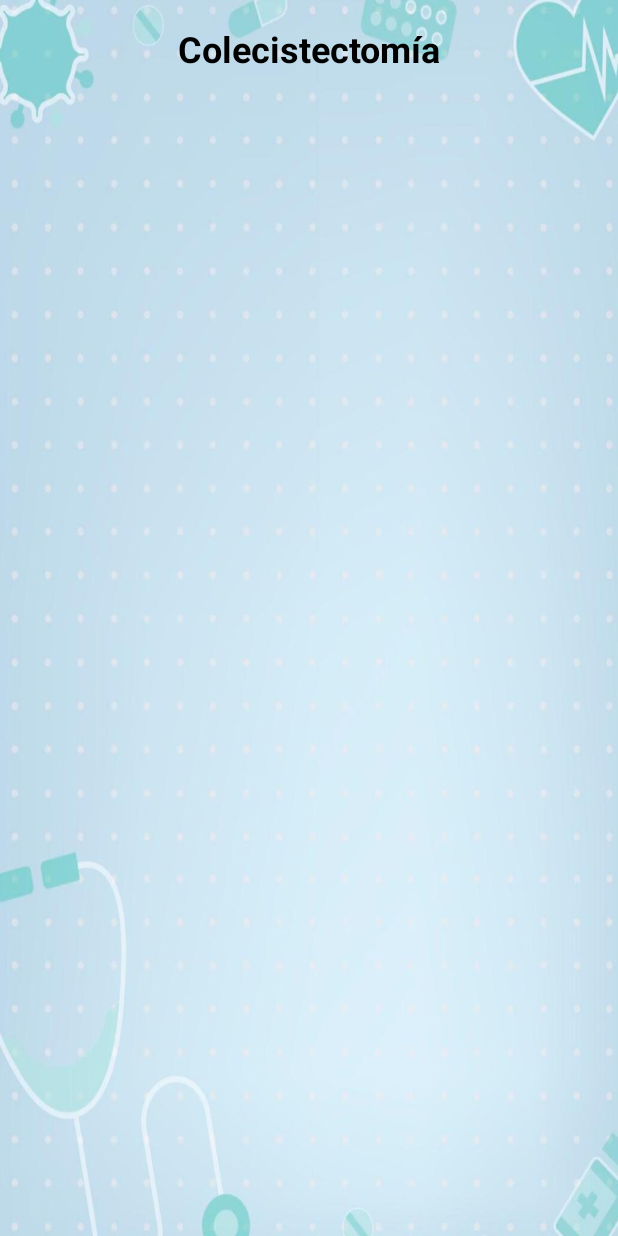
After one commit to CifuX40/Quirofano, an Android app: the ColecistectomiaActivity screen opened directly, with no data from a screen before it, on a phone screen of 412 x 824 dp. The commit adds this screen. Run offline under Robolectric (Android 15) with nearby library versions, the light colour scheme and no system bars.

Commit message:
Agregar pantalla colecistectomia

```diff
--- a/app/src/main/AndroidManifest.xml
+++ b/app/src/main/AndroidManifest.xml
@@ -30,6 +30,8 @@
         <activity android:name=".UrologiaActivity" />
         <activity android:name=".MaxilofacialActivity" />
         <activity android:name=".GinecologiaActivity" />
+        <activity android:name=".TiroidectomiaActivity"/>
+        <activity android:name=".ColecistectomiaActivity"/>
 
     </application>
 </manifest>
--- a/app/src/main/java/aplicacion/quirofano/CirugiaGeneralActivity.kt
+++ b/app/src/main/java/aplicacion/quirofano/CirugiaGeneralActivity.kt
@@ -1,5 +1,6 @@
 package aplicacion.quirofano
 
+import android.content.Intent
 import android.os.Bundle
 import android.widget.Button
 import androidx.appcompat.app.AppCompatActivity
@@ -8,5 +9,17 @@
     override fun onCreate(savedInstanceState: Bundle?) {
         super.onCreate(savedInstanceState)
         setContentView(R.layout.cirugia_general)
+
+        val btnTiroidectomia = findViewById<Button>(R.id.button)
+        btnTiroidectomia.setOnClickListener {
+            val intent = Intent(this, TiroidectomiaActivity::class.java)
+            startActivity(intent)
+        }
+
+        val btnColecistectomia = findViewById<Button>(R.id.button2)
+        btnColecistectomia.setOnClickListener {
+            val intent = Intent(this, ColecistectomiaActivity::class.java)
+            startActivity(intent)
         }
     }
+}
--- /dev/null
+++ b/app/src/main/java/aplicacion/quirofano/ColecistectomiaActivity.kt
@@ -0,0 +1,12 @@
+package aplicacion.quirofano
+
+import android.os.Bundle
+import androidx.appcompat.app.AppCompatActivity
+
+class ColecistectomiaActivity : AppCompatActivity() {
+    override fun onCreate(savedInstanceState: Bundle?) {
+        super.onCreate(savedInstanceState)
+        setContentView(R.layout.colecistectomia)
+
+    }
+}
--- /dev/null
+++ b/app/src/main/res/layout/colecistectomia.xml
@@ -0,0 +1,23 @@
+<?xml version="1.0" encoding="utf-8"?>
+<androidx.constraintlayout.widget.ConstraintLayout xmlns:android="http://schemas.android.com/apk/res/android"
+    xmlns:app="http://schemas.android.com/apk/res-auto"
+    xmlns:tools="http://schemas.android.com/tools"
+    android:layout_width="match_parent"
+    android:layout_height="match_parent"
+    android:background="@drawable/fondo_de_pantalla"
+    tools:context=".ColecistectomiaActivity">
+
+    <TextView
+        android:id="@+id/txtTitulo"
+        android:layout_width="wrap_content"
+        android:layout_height="wrap_content"
+        android:padding="16dp"
+        android:text="Colecistectomía"
+        android:textColor="@color/black"
+        android:textSize="24sp"
+        android:textStyle="bold"
+        app:layout_constraintTop_toTopOf="parent"
+        app:layout_constraintStart_toStartOf="parent"
+        app:layout_constraintEnd_toEndOf="parent" />
+
+</androidx.constraintlayout.widget.ConstraintLayout>
```
